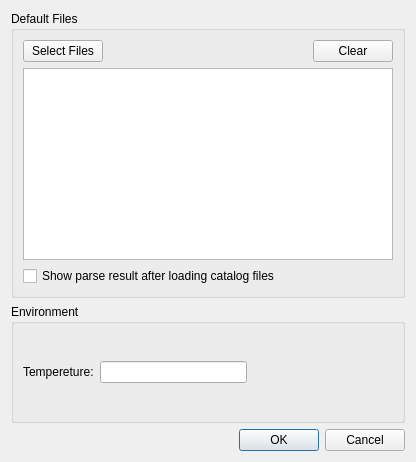
The window that src/preference_dialog.ui (nickorzha/glass-plotter) describes before a commit, drawn with Qt 5.
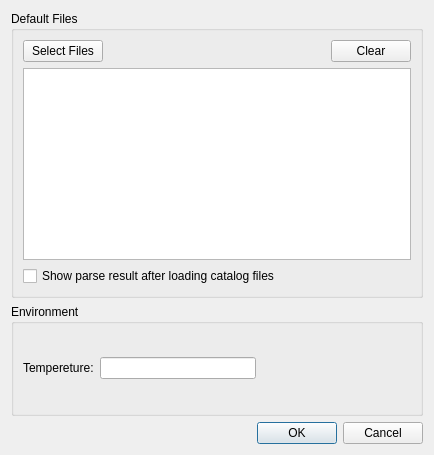
The same window after the commit.

Patch:
```diff
--- a/src/preference_dialog.ui
+++ b/src/preference_dialog.ui
@@ -6,15 +6,15 @@
    <rect>
     <x>0</x>
     <y>0</y>
-    <width>416</width>
-    <height>462</height>
+    <width>434</width>
+    <height>455</height>
    </rect>
   </property>
   <property name="windowTitle">
    <string>Dialog</string>
   </property>
   <layout class="QGridLayout" name="gridLayout">
-   <item row="4" column="0" colspan="3">
+   <item row="6" column="0" colspan="2">
     <widget class="QDialogButtonBox" name="buttonBox">
      <property name="orientation">
       <enum>Qt::Horizontal</enum>
@@ -24,7 +24,39 @@
      </property>
     </widget>
    </item>
-   <item row="1" column="0" colspan="3">
+   <item row="5" column="0" colspan="2">
+    <widget class="QGroupBox" name="groupBox_2">
+     <property name="title">
+      <string>Environment</string>
+     </property>
+     <layout class="QGridLayout" name="gridLayout_3">
+      <item row="0" column="1">
+       <widget class="QLineEdit" name="lineEdit_Temperature"/>
+      </item>
+      <item row="0" column="0">
+       <widget class="QLabel" name="label">
+        <property name="text">
+         <string>Tempereture:</string>
+        </property>
+       </widget>
+      </item>
+      <item row="0" column="2">
+       <spacer name="horizontalSpacer_2">
+        <property name="orientation">
+         <enum>Qt::Horizontal</enum>
+        </property>
+        <property name="sizeHint" stdset="0">
+         <size>
+          <width>40</width>
+          <height>20</height>
+         </size>
+        </property>
+       </spacer>
+      </item>
+     </layout>
+    </widget>
+   </item>
+   <item row="1" column="0" colspan="2">
     <widget class="QGroupBox" name="groupBox">
      <property name="title">
       <string>Default Files</string>
@@ -89,38 +121,6 @@
      </layout>
     </widget>
    </item>
-   <item row="3" column="0" colspan="3">
-    <widget class="QGroupBox" name="groupBox_2">
-     <property name="title">
-      <string>Environment</string>
-     </property>
-     <layout class="QGridLayout" name="gridLayout_3">
-      <item row="0" column="1">
-       <widget class="QLineEdit" name="lineEdit_Temperature"/>
-      </item>
-      <item row="0" column="0">
-       <widget class="QLabel" name="label">
-        <property name="text">
-         <string>Tempereture:</string>
-        </property>
-       </widget>
-      </item>
-      <item row="0" column="2">
-       <spacer name="horizontalSpacer_2">
-        <property name="orientation">
-         <enum>Qt::Horizontal</enum>
-        </property>
-        <property name="sizeHint" stdset="0">
-         <size>
-          <width>40</width>
-          <height>20</height>
-         </size>
-        </property>
-       </spacer>
-      </item>
-     </layout>
-    </widget>
-   </item>
   </layout>
  </widget>
  <resources/>
```
Left out of the diff: 26 changed lines with no effect on the pictures.
